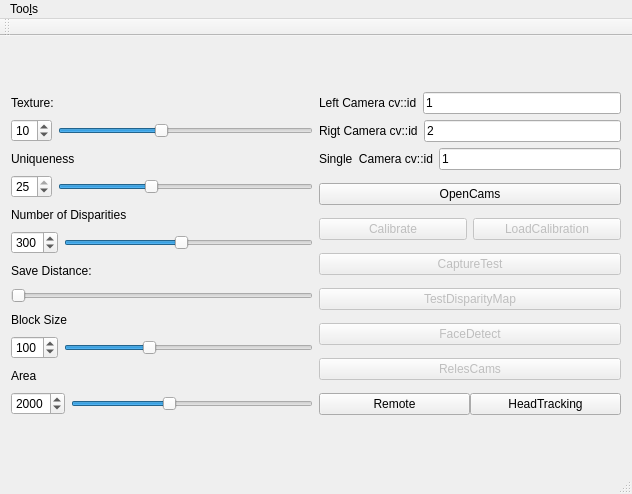
The window that visao-c/workspace/inmoov_qt/src/inmoov_qt.ui (xtarke/visao) describes before a commit, drawn with Qt 5.
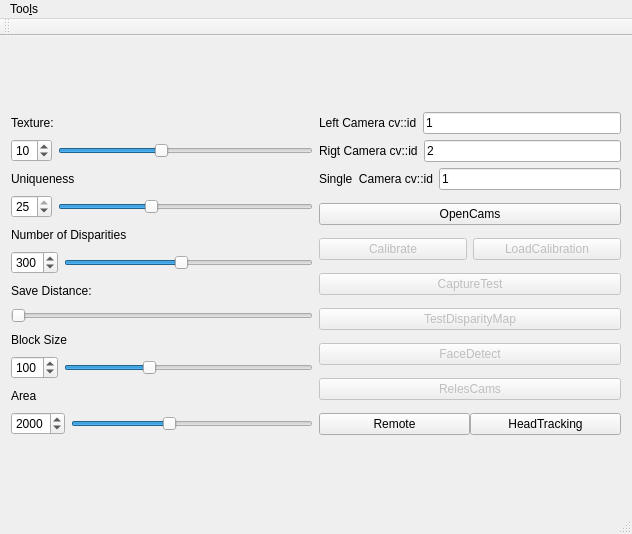
The same window after the commit. Icons and pictures are not drawn.

The edit to the form file:
```diff
--- a/visao-c/workspace/inmoov_qt/src/inmoov_qt.ui
+++ b/visao-c/workspace/inmoov_qt/src/inmoov_qt.ui
@@ -10,7 +10,7 @@
     <x>0</x>
     <y>0</y>
     <width>632</width>
-    <height>494</height>
+    <height>534</height>
    </rect>
   </property>
   <property name="minimumSize">
```
